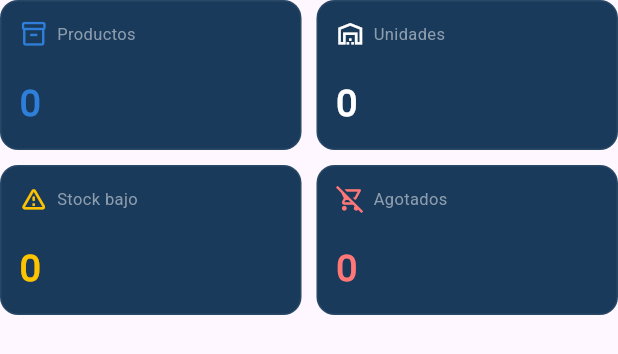
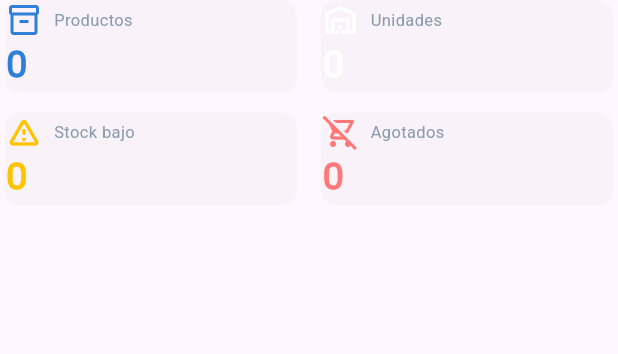
Before and after one commit to andreslandines/S-Inventory, a Flutter app: the ResumenInventario widget shown alone on an empty page, opened directly with empty values, on a phone screen of 412 x 824 dp. Shown: the top 354 px of the screen. Run offline on Flutter 3.47's test engine with Material 3 defaults, Android fonts, the phone set to English and light mode, and no system bars; our stand-ins replace image_picker, shared_preferences; accounts and stored records are empty; network calls fail.

Commit message:
pages actualizadas

```diff
--- a/frontend/s_inventory/lib/components/resumen_inventario.dart
+++ b/frontend/s_inventory/lib/components/resumen_inventario.dart
@@ -75,14 +75,18 @@ class ResumenInventario extends StatelessWidget {
     Color color,
   ) {
     return Container(
-      height: 100,
-      padding: const EdgeInsets.all(12),
+     margin: const EdgeInsets.only(left: 3, right: 3, bottom: 3),
       decoration: BoxDecoration(
-        color: AppColors.fondoComponentes,
-        borderRadius: BorderRadius.circular(12),
-        border: Border.all(
-          color: Colors.white.withOpacity(0.07),
-        ),
+                color: const Color.fromARGB(255, 164, 161, 161).withOpacity(0.06),
+        borderRadius: BorderRadius.circular(10),
+        border: Border.all(color: Colors.white12, width: 1),
+        boxShadow: [
+          BoxShadow(
+                  color: Colors.white.withOpacity(0.02),
+            blurRadius: 10,
+            offset: const Offset(0,20),
+          ),
+        ],
       ),
       child: Column(
         crossAxisAlignment: CrossAxisAlignment.start,
@@ -90,8 +94,8 @@ class ResumenInventario extends StatelessWidget {
         children: [
           Row(
             children: [
-              Icon(icono, color: color, size: 19),
-              const SizedBox(width: 6),
+              Icon(icono, color: color, size: 24),
+              const SizedBox(width: 8),
               Expanded(
                 child: Text(
                   titulo,
--- a/frontend/s_inventory/lib/main.dart
+++ b/frontend/s_inventory/lib/main.dart
@@ -1,5 +1,6 @@
 import 'package:flutter/material.dart';
 import 'package:s_inventory/pages/home.dart';
+import 'package:s_inventory/pages/splashcreen.dart';
 
 void main() {
   runApp(const MainApp());
@@ -12,7 +13,7 @@ class MainApp extends StatelessWidget {
   Widget build(BuildContext context) {
     return const MaterialApp(
       debugShowCheckedModeBanner: false,
-      home: HomeScreen(),
+      home: Splashscreen(),
     );
   }
 }
```
Also changed, not shown: frontend/s_inventory/lib/pages/inventario.dart (+19 -2 lines), frontend/s_inventory/lib/pages/splashcreen.dart (+61 -10 lines), frontend/s_inventory/pubspec.lock, 1 other file.
